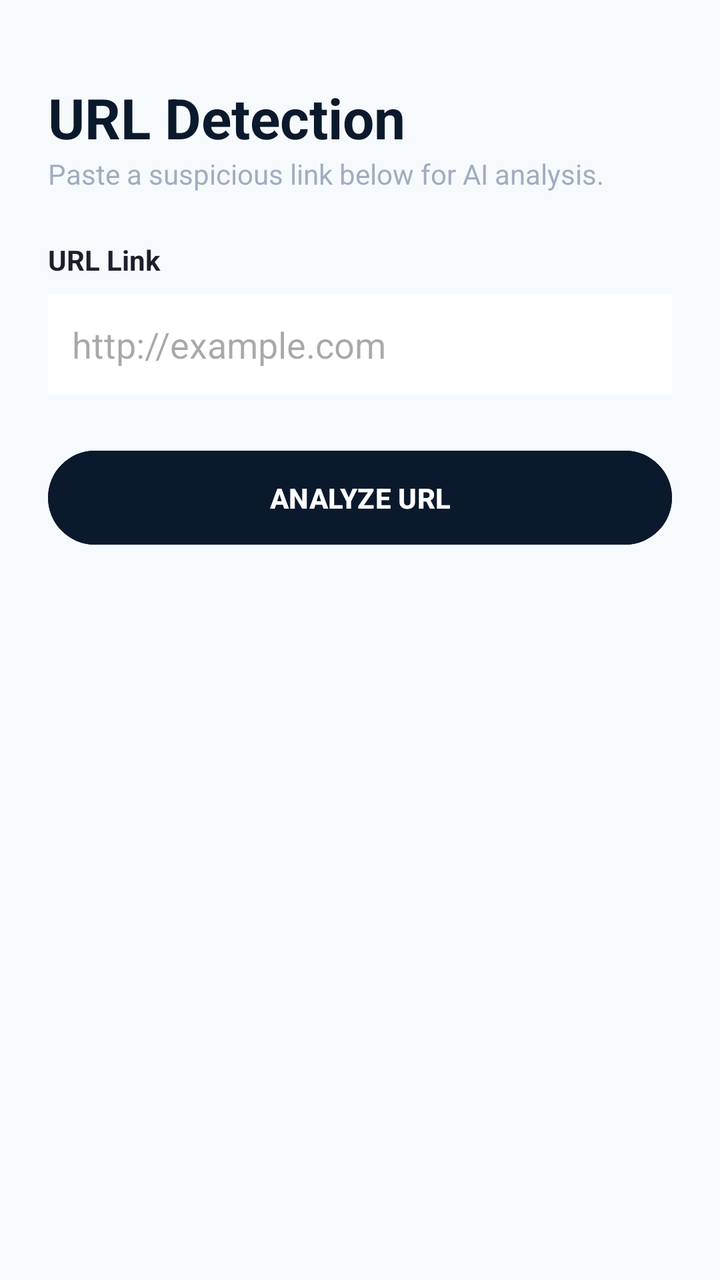
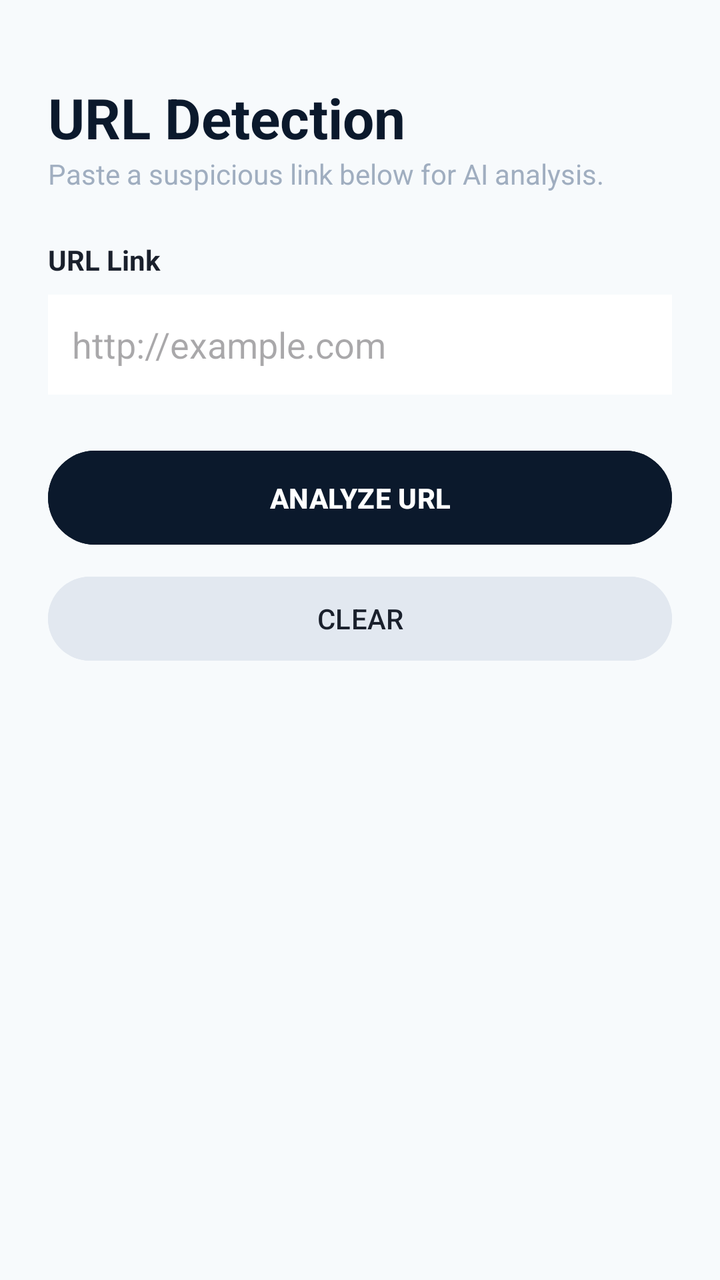

Compare the two renders of this Android layout. The source of the first and the diff that turns it into the second are given below.
<!-- AndroidManifest.xml: application theme Theme.MpesaPhishingDetector -->
<!-- res/layout/activity_url_detection.xml -->
<?xml version="1.0" encoding="utf-8"?>
<ScrollView xmlns:android="http://schemas.android.com/apk/res/android"
    android:layout_width="match_parent"
    android:layout_height="match_parent"
    android:background="@color/bg_light"
    android:fillViewport="true">

    <LinearLayout
        android:layout_width="match_parent"
        android:layout_height="wrap_content"
        android:orientation="vertical"
        android:padding="24dp">

        <TextView
            android:layout_width="wrap_content"
            android:layout_height="wrap_content"
            android:layout_marginTop="16dp"
            android:text="URL Detection"
            android:textColor="@color/primary_dark"
            android:textSize="28sp"
            android:textStyle="bold" />

        <TextView
            android:layout_width="wrap_content"
            android:layout_height="wrap_content"
            android:layout_marginBottom="24dp"
            android:text="Paste a suspicious link below for AI analysis."
            android:textColor="@color/text_secondary" />

        <TextView
            android:layout_width="match_parent"
            android:layout_height="wrap_content"
            android:text="URL Link"
            android:textColor="@color/text_dark"
            android:textStyle="bold"
            android:layout_marginBottom="8dp"/>

        <EditText
            android:id="@+id/etUrlInput"
            android:layout_width="match_parent"
            android:layout_height="50dp"
            android:background="@color/bg_card"
            android:padding="12dp"
            android:hint="http://example.com"
            android:inputType="textUri"
            android:layout_marginBottom="24dp"/>

        <Button
            android:id="@+id/btnAnalyzeUrl"
            android:layout_width="match_parent"
            android:layout_height="55dp"
            android:text="ANALYZE URL"
            android:textColor="@color/text_primary"
            android:textStyle="bold"
            android:backgroundTint="@color/primary_dark"
            android:layout_marginBottom="24dp"/>

        <ProgressBar
            android:id="@+id/progressBarUrl"
            android:layout_width="wrap_content"
            android:layout_height="wrap_content"
            android:layout_gravity="center"
            android:visibility="gone" />

    </LinearLayout>
</ScrollView>
<!-- resources referenced by this layout -->
<resources>
  <color name="bg_card">#FFFFFF</color>
  <color name="bg_light">#F7FAFC</color>
  <color name="primary_dark">#0B192C</color>
  <color name="text_dark">#1A202C</color>
  <color name="text_primary">#FFFFFF</color>
  <color name="text_secondary">#A0AEC0</color>
  <style name="Theme.MpesaPhishingDetector" parent="Base.Theme.MpesaPhishingDetector" />
  <style name="Base.Theme.MpesaPhishingDetector" parent="Theme.Material3.DayNight.NoActionBar">
          
          
      </style>
</resources>

<!-- the commit's change to res/layout/activity_url_detection.xml (unified diff, before → after) -->
@@ -53,6 +53,16 @@
             android:textColor="@color/text_primary"
             android:textStyle="bold"
             android:backgroundTint="@color/primary_dark"
+            android:layout_marginBottom="8dp"/>
+
+        
+        <Button
+            android:id="@+id/btnClearUrl"
+            android:layout_width="match_parent"
+            android:layout_height="50dp"
+            android:text="CLEAR"
+            android:textColor="@color/text_dark"
+            android:backgroundTint="#E2E8F0"
             android:layout_marginBottom="24dp"/>
 
         <ProgressBar
